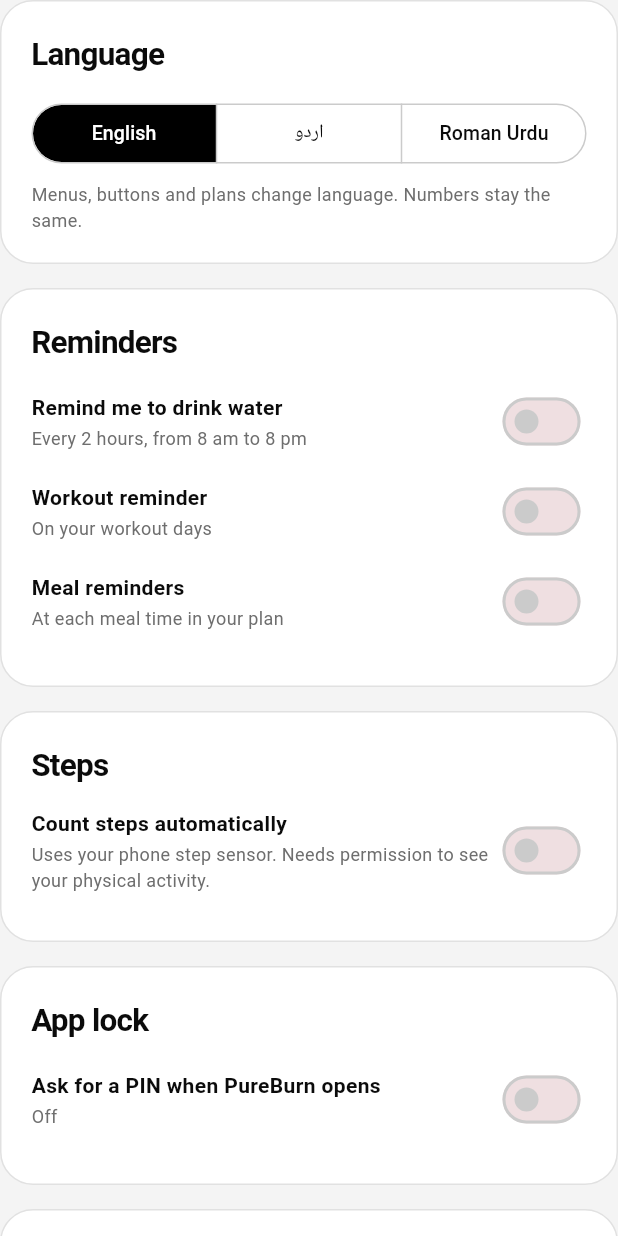
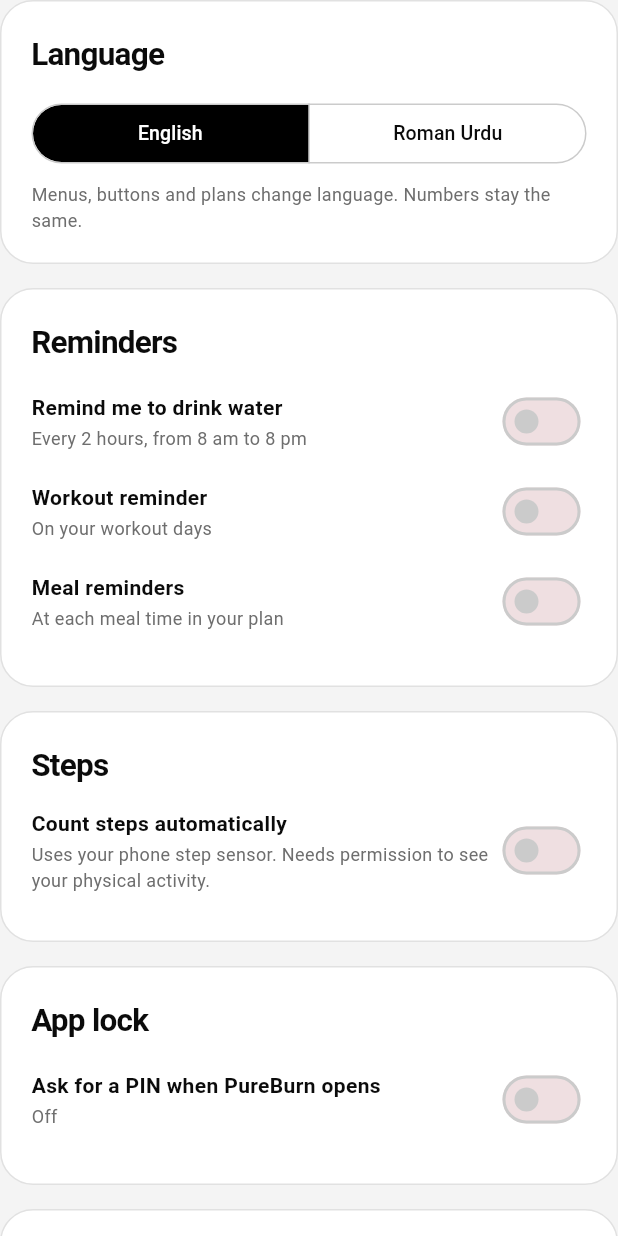
Before and after one commit to usamatech1/pureburn, a Flutter app: the SettingsPage widget shown alone on an empty page, opened directly, on a phone screen of 412 x 824 dp. Run offline on Flutter 3.47's test engine with Material 3 defaults, Android fonts, the phone set to English and light mode, and no system bars; our stand-ins replace flutter_local_notifications, local_auth, pedometer, permission_handler, share_plus, shared_preferences and 1 more; accounts and stored records are empty.

Commit message:
Remove Urdu script option, keep English and Roman Urdu
Co-Authored-By: Claude Sonnet 5.5 <noreply@anthropic.com>
Claude-Session: https://claude.ai/code/session_01UnSAGRW2TjAb1brdbYaeEo

```diff
--- a/lib/features.dart
+++ b/lib/features.dart
@@ -625,7 +625,7 @@ class _SettingsPageState extends State<SettingsPage> {
       Box(
         child: Column(crossAxisAlignment: CrossAxisAlignment.start, children: [
           const H2('Language'),
-          Seg<String>(opts: const [('en', 'English'), ('ur', 'اردو'), ('rur', 'Roman Urdu')], value: app.lang, onChanged: app.setLang),
+          Seg<String>(opts: const [('en', 'English'), ('rur', 'Roman Urdu')], value: app.lang, onChanged: app.setLang),
           const SizedBox(height: 8),
           const Muted('Menus, buttons and plans change language. Numbers stay the same.', size: 12),
         ]),
--- a/lib/state.dart
+++ b/lib/state.dart
@@ -44,7 +44,7 @@ class AppState extends ChangeNotifier {
       final sraw = _sp!.getString('pureburn-settings');
       if (sraw != null) set.addAll(jsonDecode(sraw) as Map<String, dynamic>);
       final lg = _sp!.getString('pureburn-lang');
-      if (lg == 'ur' || lg == 'rur' || lg == 'en') lang = lg!;
+      if (lg == 'rur' || lg == 'ur') lang = 'rur';
       final t = _sp!.getString('pureburn-theme');
       if (t == 'dark') theme = ThemeMode.dark;
       if (t == 'light') theme = ThemeMode.light;
@@ -56,7 +56,7 @@ class AppState extends ChangeNotifier {
       mod = q;
     }
     final ql = Uri.base.queryParameters['lang'];
-    if (ql == 'ur' || ql == 'rur' || ql == 'en') lang = ql!;
+    if (ql == 'rur' || ql == 'en') lang = ql!;
     unlocked = !(set['lock'] == true && (set['pinHash'] as String).isNotEmpty) || Uri.base.queryParameters.containsKey('nolock');
     loaded = true;
     notifyListeners();
@@ -120,7 +120,7 @@ class AppState extends ChangeNotifier {
       weights = nw;
       measures = nm;
       final lg = j['lang'];
-      if (lg == 'ur' || lg == 'rur' || lg == 'en') setLang(lg as String);
+      if (lg == 'rur' || lg == 'en') setLang(lg as String);
       save();
       return null;
     } catch (_) {
```
Also changed, not shown: 1 other file.
